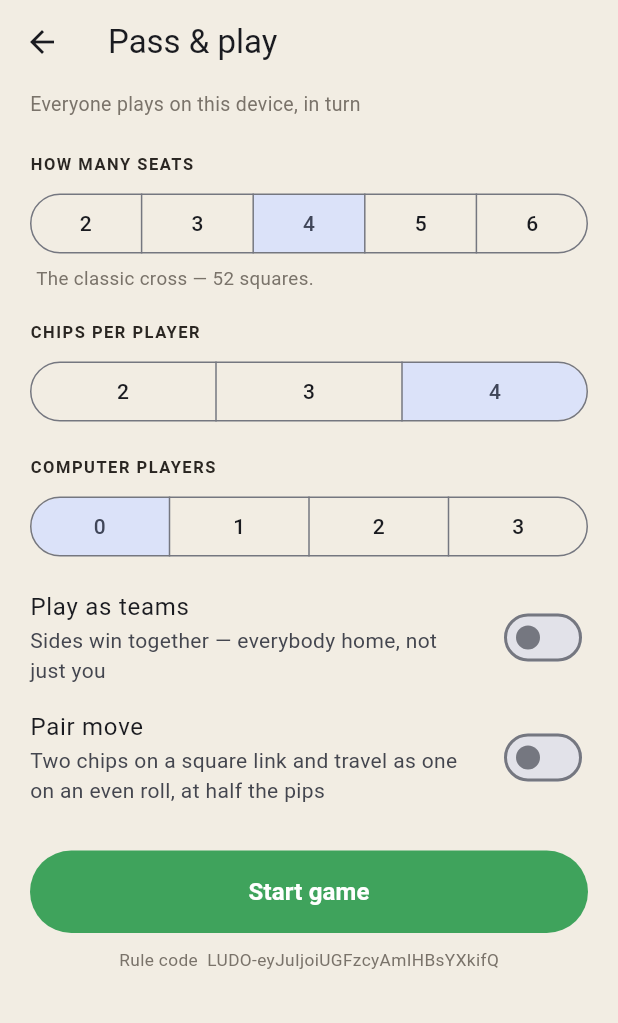
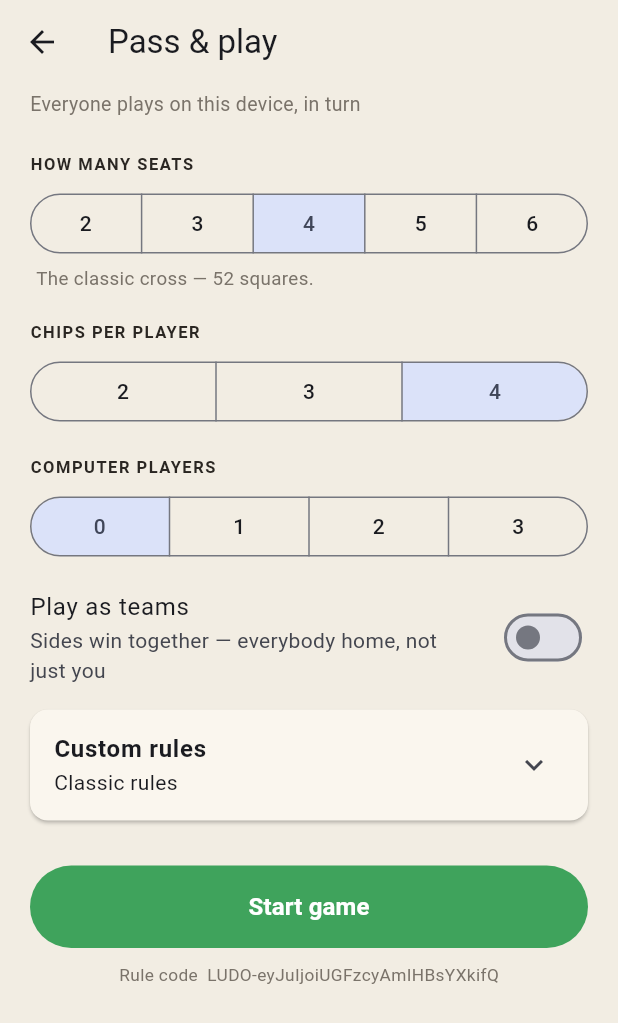
Before and after one commit to QuakeString/ludo, a Flutter app: the SetupScreen screen opened directly, on a phone screen of 412 x 824 dp. Shown: the top 1023 px of the screen. Run offline on Flutter 3.47's test engine with Material 3 defaults, Android fonts, the phone set to English and light mode, and no system bars; our stand-ins replace audioplayers, share_plus, shared_preferences; accounts and stored records are empty; network calls fail.

Commit message:
Custom house rules for pass & play and rooms, with a rule board
Whoever sets the table up picks the rules; every seat can open the rule
board from the game or the lobby.

Co-Authored-By: Claude Opus 5.5 (1M context) <noreply@anthropic.com>
Claude-Session: https://claude.ai/code/session_01TvXxfTvRzjKXatCb4xwpnF

```diff
--- a/app/lib/screens/game_screen.dart
+++ b/app/lib/screens/game_screen.dart
@@ -18,6 +18,7 @@ import '../fresh_seed.dart';
 import '../match_history.dart';
 import '../saved_game.dart';
 import 'game_over.dart';
+import 'house_rules.dart';
 import '../net/online_session.dart';
 import '../theme/seat_colors.dart';
 
@@ -1010,6 +1011,12 @@ class _GameScreenState extends State<GameScreen> with TickerProviderStateMixin {
               : 'Room ${session.room?.code ?? ''}',
         ),
         actions: [
+          IconButton(
+            key: const ValueKey('game-rules'),
+            tooltip: 'Rules',
+            onPressed: () => showRuleBoard(context, rules),
+            icon: const Icon(Icons.menu_book_rounded),
+          ),
           if (session != null)
             PopupMenuButton<int>(
               tooltip: 'Send a reaction',
--- /dev/null
+++ b/app/lib/screens/house_rules.dart
@@ -0,0 +1,307 @@
+import 'package:flutter/material.dart';
+import 'package:ludo_engine/ludo_engine.dart';
+
+import '../theme/seat_colors.dart';
+
+/// The house rules a table can be set up with, and the board that shows them.
+///
+/// Whoever sets the table up picks them — the player starting a pass & play
+/// game, or the host opening a room for friends — and from then on they are
+/// the table's rules: every seat can read them on the rule board, and online
+/// the server enforces exactly what the host chose.
+
+/// Every house rule this table plays, in plain words, for the rule board.
+List<String> ruleLines(RuleConfig r) => [
+  '${r.players} players, ${r.tokensPerPlayer} '
+      '${r.tokensPerPlayer == 1 ? 'chip' : 'chips'} each.',
+  if (r.isTeamGame)
+    'Teams: ${[for (final t in r.teams!) t.map((s) => 'seat ${s + 1}').join(' & ')].join(' against ')}. '
+        'A side wins when all its chips are home.',
+  r.entryRoll == 0
+      ? 'Any number brings a chip out of the base.'
+      : 'Only a ${r.entryRoll} brings a chip out of the base.',
+  if (!r.extraRollOnSix)
+    'A six does not give another roll.'
+  else if (r.sixRun == SixRun.capped)
+    'A six rolls again. After two sixes in a row, the next roll cannot be '
+        'a six.'
+  else
+    'A six rolls again, as many times as sixes keep coming.',
+  r.captureGrantsExtraRoll
+      ? 'Knocking a chip back to its base rolls again.'
+      : 'Knocking a chip back does not give another roll.',
+  r.finishGrantsExtraRoll
+      ? 'Bringing a chip home rolls again.'
+      : 'Bringing a chip home does not give another roll.',
+  switch (r.safeSquares) {
+    SafeSquares.startsAndStars =>
+      'Chips on start squares and stars cannot be knocked off.',
+    SafeSquares.stars => 'Only stars are safe; start squares are not.',
+    SafeSquares.none => 'No square is safe.',
+  },
+  r.exactHomeEntry
+      ? 'A chip needs the exact number to reach home.'
+      : 'A chip can reach home with any number big enough.',
+  if (r.mustCaptureToWin)
+    'A player has to knock off at least one chip before any of theirs can '
+        'go home.',
+  if (r.pairMove)
+    'Two of your chips on one square can move together on an even roll, '
+        'at half the number.',
+  if (r.turnTimerDots > 0)
+    'Each turn has ${r.turnTimerDots * r.secondsPerDot} seconds; when time '
+        'runs out the turn is played for you.'
+  else
+    'No turn timer.',
+];
+
+/// Opens the rule board: what this table is playing by.
+Future<void> showRuleBoard(BuildContext context, RuleConfig rules) {
+  return showModalBottomSheet<void>(
+    context: context,
+    isScrollControlled: true,
+    builder: (context) => SafeArea(
+      child: ConstrainedBox(
+        constraints: BoxConstraints(
+          maxHeight: MediaQuery.of(context).size.height * 0.8,
+        ),
+        child: ListView(
+          key: const ValueKey('rule-board'),
+          shrinkWrap: true,
+          padding: const EdgeInsets.fromLTRB(20, 18, 20, 24),
+          children: [
+            Text(
+              rules.name == 'Classic' ? 'Rules' : 'Rules · ${rules.name}',
+              style: const TextStyle(fontSize: 20, fontWeight: FontWeight.w800),
+            ),
+            const SizedBox(height: 12),
+            for (final line in ruleLines(rules))
+              Padding(
+                padding: const EdgeInsets.symmetric(vertical: 5),
+                child: Row(
+                  crossAxisAlignment: CrossAxisAlignment.start,
+                  children: [
+                    const Padding(
+                      padding: EdgeInsets.only(top: 6, right: 10),
+                      child: Icon(Icons.circle, size: 6),
+                    ),
+                    Expanded(child: Text(line)),
+                  ],
+                ),
+              ),
+          ],
+        ),
+      ),
+    ),
+  );
+}
+
+/// How many house rules differ from the classic game.
+int changesFromClassic(RuleConfig r, {bool online = false}) {
+  const c = RuleConfig();
+  return [
+    r.entryRoll != c.entryRoll,
+    r.extraRollOnSix != c.extraRollOnSix,
+    r.extraRollOnSix && r.sixRun != c.sixRun,
+    r.captureGrantsExtraRoll != c.captureGrantsExtraRoll,
+    r.finishGrantsExtraRoll != c.finishGrantsExtraRoll,
+    r.safeSquares != c.safeSquares,
+    r.exactHomeEntry != c.exactHomeEntry,
+    r.mustCaptureToWin != c.mustCaptureToWin,
+    r.pairMove != c.pairMove,
+    if (online) r.turnTimerDots * r.secondsPerDot != 30,
+  ].where((changed) => changed).length;
+}
+
+/// The house rules, folded away until someone wants to change them.
+///
+/// Only the rule fields are edited here; seats, chips and teams stay with the
+/// screen that owns them, and come back in through [rules].
+class RulesEditor extends StatelessWidget {
+  const RulesEditor({
+    super.key,
+    required this.rules,
+    required this.onChanged,
+    this.online = false,
+  });
+
+  final RuleConfig rules;
+  final ValueChanged<RuleConfig> onChanged;
+
+  /// Online tables also have a turn clock to set.
+  final bool online;
+
+  @override
+  Widget build(BuildContext context) {
+    final palette = BoardPalette.of(context);
+    final changes = changesFromClassic(rules, online: online);
+    final r = rules;
+
+    Widget toggle(
+      String key,
+      String title,
+      String subtitle,
+      bool value,
+      RuleConfig Function(bool) set,
+    ) => SwitchListTile(
+      key: ValueKey('rule-$key'),
+      contentPadding: EdgeInsets.zero,
+      dense: true,
+      value: value,
+      onChanged: (v) => onChanged(set(v)),
+      title: Text(title),
+      subtitle: Text(subtitle),
+    );
+
+    Widget choice<T>(
+      String key,
+      String title,
+      Map<T, String> options,
+      T value,
+      RuleConfig Function(T) set,
+    ) => Padding(
+      padding: const EdgeInsets.symmetric(vertical: 6),
+      child: Column(
+        crossAxisAlignment: CrossAxisAlignment.start,
+        children: [
+          Text(title),
+          const SizedBox(height: 6),
+          SizedBox(
+            width: double.infinity,
+            child: SegmentedButton<T>(
+              key: ValueKey('rule-$key'),
+              segments: [
+                for (final e in options.entries)
+                  ButtonSegment(value: e.key, label: Text(e.value)),
+              ],
+              selected: {value},
+              showSelectedIcon: false,
+              onSelectionChanged: (s) => onChanged(set(s.first)),
+            ),
+          ),
+        ],
+      ),
+    );
+
+    return Card(
+      margin: const EdgeInsets.symmetric(vertical: 8),
+      color: palette.panel,
+      child: ExpansionTile(
+        key: const ValueKey('custom-rules'),
+        shape: const Border(),
+        title: const Text(
+          'Custom rules',
+          style: TextStyle(fontWeight: FontWeight.w700),
+        ),
+        subtitle: Text(
+          changes == 0
+              ? 'Classic rules'
+              : '$changes ${changes == 1 ? 'change' : 'changes'} from classic',
+        ),
+        childrenPadding: const EdgeInsets.fromLTRB(16, 0, 16, 12),
+        children: [
+          choice<int>(
+            'entry',
+            'To bring a chip out',
+            const {6: 'Roll a 6', 0: 'Any number'},
+            r.entryRoll == 0 ? 0 : 6,
+            (v) => r.copyWith(entryRoll: v),
+          ),
+          toggle(
+            'six',
+            'A six rolls again',
+            'Throw again after rolling a six',
+            r.extraRollOnSix,
+            (v) => r.copyWith(extraRollOnSix: v),
+          ),
+          if (r.extraRollOnSix)
+            choice<SixRun>(
+              'sixrun',
+              'Sixes in a row',
+              const {
+                SixRun.capped: 'Two at most',
+                SixRun.unlimited: 'No limit',
+              },
+              r.sixRun,
+              (v) => r.copyWith(sixRun: v),
+            ),
+          toggle(
+            'capture',
+            'Knocking a chip off rolls again',
+            'A capture earns another throw',
+            r.captureGrantsExtraRoll,
+            (v) => r.copyWith(captureGrantsExtraRoll: v),
+          ),
+          toggle(
+            'finish',
+            'Reaching home rolls again',
+            'A chip arriving home earns another throw',
+            r.finishGrantsExtraRoll,
+            (v) => r.copyWith(finishGrantsExtraRoll: v),
+          ),
+          choice<SafeSquares>(
+            'safe',
+            'Safe squares',
+            const {
+              SafeSquares.startsAndStars: 'Starts & stars',
+              SafeSquares.stars: 'Stars',
+              SafeSquares.none: 'None',
+            },
+            r.safeSquares,
+            (v) => r.copyWith(safeSquares: v),
+          ),
+          toggle(
+            'exact',
+            'Exact roll to reach home',
+            'Overshooting home is not allowed',
+            r.exactHomeEntry,
+            (v) => r.copyWith(exactHomeEntry: v),
+          ),
+          toggle(
+            'mustcapture',
+            'Capture before going home',
+            'Knock off at least one chip before any of yours can finish',
+            r.mustCaptureToWin,
+            (v) => r.copyWith(mustCaptureToWin: v),
+          ),
+          toggle(
+            'pair',
+            'Pair move',
+            'Two chips on a square travel as one on an even roll, at half '
+                'the pips',
+            r.pairMove,
+            (v) => r.copyWith(pairMove: v),
+          ),
+          if (online)
+            choice<int>(
+              'timer',
+              'Time per turn',
+              const {0: 'Off', 30: '30 s', 60: '60 s'},
+              r.turnTimerDots == 0 ? 0 : r.turnTimerDots * r.secondsPerDot,
+              (v) => v == 0
+                  ? r.copyWith(turnTimerDots: 0)
+                  : r.copyWith(turnTimerDots: 6, secondsPerDot: v ~/ 6),
+            ),
+          Align(
+            alignment: Alignment.centerRight,
+            child: TextButton(
+              onPressed: changes == 0
+                  ? null
+                  : () => onChanged(
+                      const RuleConfig().copyWith(
+                        name: r.name,
+                        players: r.players,
+                        tokensPerPlayer: r.tokensPerPlayer,
+                        teams: r.teams,
+                        turnTimerDots: online ? 6 : r.turnTimerDots,
+                        secondsPerDot: online ? 5 : r.secondsPerDot,
+                      ),
+                    ),
+              child: const Text('Back to classic'),
+            ),
+          ),
+        ],
+      ),
+    );
+  }
+}
--- a/app/lib/screens/online_screen.dart
+++ b/app/lib/screens/online_screen.dart
@@ -12,6 +12,7 @@ import '../net/server_address.dart';
 import '../theme/seat_colors.dart';
 import 'colour_picker.dart';
 import 'game_screen.dart';
+import 'house_rules.dart';
 import 'profile_screen.dart';
 
 /// Getting online, from tapping the button to sitting at a table.
@@ -223,15 +224,16 @@ class _OnlineScreenState extends State<OnlineScreen> {
       ? _shapes[_shape.clamp(0, _shapes.length - 1)]
       : null;
 
-  RuleConfig get _rules => RuleConfig(
+  /// The host's house rules. Online, a turn that never ends is a table
+  /// everyone else has to sit and wait at, so the clock starts on: six dots
+  /// of five seconds each.
+  RuleConfig _house = const RuleConfig(turnTimerDots: 6);
+
+  RuleConfig get _rules => _house.copyWith(
     name: 'Online',
     players: _players,
     tokensPerPlayer: _tokens,
     teams: _chosenShape?.groups,
-    // Online, a turn that never ends is a table everyone else has to sit
-    // and wait at, so the clock is on by default here: six dots of five
-    // seconds each.
-    turnTimerDots: 6,
   );
 
   @override
@@ -505,6 +507,11 @@ class _OnlineScreenState extends State<OnlineScreen> {
               onChanged: (v) => setState(() => _shape = v),
             ),
         ],
+        RulesEditor(
+          rules: _rules,
+          online: true,
+          onChanged: (r) => setState(() => _house = r),
+        ),
         const SizedBox(height: 16),
         FilledButton(
           onPressed: () => session.createRoom(_rules),
@@ -640,6 +647,12 @@ class _Lobby extends StatelessWidget {
                       onPressed: () => _invite(context, room.code),
                       icon: const Icon(Icons.share),
                       label: const Text('Invite friends'),
+                    ),
+                    OutlinedButton.icon(
+                      key: const ValueKey('lobby-rules'),
+                      onPressed: () => showRuleBoard(context, room.rules),
+                      icon: const Icon(Icons.menu_book_rounded),
+                      label: const Text('Rules'),
                     ),
                     if (session.profile?.friends.isNotEmpty ?? false)
                       OutlinedButton.icon(
--- a/app/lib/screens/setup_screen.dart
+++ b/app/lib/screens/setup_screen.dart
@@ -4,6 +4,7 @@ import 'package:ludo_engine/ludo_engine.dart';
 import '../fresh_seed.dart';
 import '../theme/seat_colors.dart';
 import 'game_screen.dart';
+import 'house_rules.dart';
 
 /// Which of the two on-this-device games is being set up.
 ///
@@ -38,7 +39,9 @@ class _SetupScreenState extends State<SetupScreen> {
   int _tokens = 4;
   bool _teams = false;
   int _shape = 0;
-  bool _pairMove = false;
+
+  /// The house rules, picked by whoever is setting the table up.
+  RuleConfig _house = const RuleConfig();
 
   /// How many seats the computer takes, and how hard it plays. Seat 0 is
   /// always yours; the computer fills from the last seat backwards.
@@ -53,17 +56,17 @@ class _SetupScreenState extends State<SetupScreen> {
 
   List<TeamShape> get _shapes => teamShapesFor(_players);
   bool get _teamsPossible => _shapes.isNotEmpty;
-  TeamShape? get _chosenShape =>
-      _teams && _teamsPossible ? _shapes[_shape.clamp(0, _shapes.length - 1)] : null;
+  TeamShape? get _chosenShape => _teams && _teamsPossible
+      ? _shapes[_shape.clamp(0, _shapes.length - 1)]
+      : null;
 
   RuleConfig get _rules {
     final shape = _chosenShape;
-    return RuleConfig(
+    return _house.copyWith(
       name: shape != null ? 'Teams ${shape.label}' : widget.mode.title,
       players: _players,
       tokensPerPlayer: _tokens,
       teams: shape?.groups,
-      pairMove: _pairMove,
     );
   }
 
@@ -170,8 +173,7 @@ class _SetupScreenState extends State<SetupScreen> {
                     ),
                   ),
                   _Note(switch (_level) {
-                    AiLevel.easy =>
-                      'Mostly random — misses captures, leaves chips in danger.',
+                    AiLevel.easy => 'Mostly random — misses captures, leaves chips in danger.',
                     AiLevel.normal =>
                       'Takes the best move on the board, but cannot see what '
                           'it exposes.',
@@ -190,8 +192,7 @@ class _SetupScreenState extends State<SetupScreen> {
                   title: const Text('Play as teams'),
                   subtitle: Text(
                     _teamsPossible
-                        ? _chosenShape?.description ??
-                              'Sides win together — everybody home, not just you'
+                        ? _chosenShape?.description ?? 'Sides win together — everybody home, not just you'
                         : 'Needs 4 or 6 seats',
                   ),
                 ),
@@ -205,7 +206,10 @@ class _SetupScreenState extends State<SetupScreen> {
                     child: SegmentedButton<int>(
                       segments: [
                         for (var i = 0; i < _shapes.length; i++)
-                          ButtonSegment(value: i, label: Text(_shapes[i].label)),
+                          ButtonSegment(
+                            value: i,
+                            label: Text(_shapes[i].label),
+                          ),
                       ],
                       selected: {_shape.clamp(0, _shapes.length - 1)},
                       showSelectedIcon: false,
@@ -214,15 +218,9 @@ class _SetupScreenState extends State<SetupScreen> {
                     ),
                   ),
                 ],
-                SwitchListTile(
-                  contentPadding: EdgeInsets.zero,
-                  value: _pairMove,
-                  onChanged: (v) => setState(() => _pairMove = v),
-                  title: const Text('Pair move'),
-                  subtitle: const Text(
-                    'Two chips on a square link and travel as one on an '
-                    'even roll, at half the pips',
-                  ),
+                RulesEditor(
+                  rules: _rules,
+                  onChanged: (r) => setState(() => _house = r),
                 ),
                 const SizedBox(height: 22),
                 FilledButton(
```
Also changed, not shown: 1 other file.
